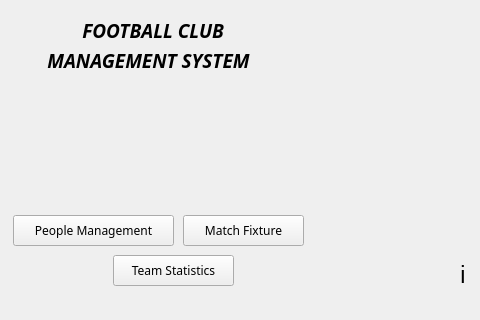
Before: the Qt Designer form navigator.ui in TNT57/FootballClubManagementSystem, drawn with Qt 5; both pictures show x 177 to 657 and y 115 to 435 of the 657 by 435 pixel window.
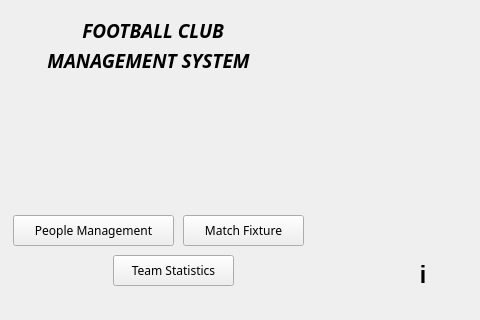
After: the same form once the commit is applied.

Commit message: make infolabel bold

```diff
--- a/navigator.ui
+++ b/navigator.ui
@@ -159,7 +159,7 @@
    <widget class="QLabel" name="infoLabel">
     <property name="geometry">
      <rect>
-      <x>630</x>
+      <x>590</x>
       <y>380</y>
       <width>20</width>
       <height>20</height>
@@ -168,6 +168,7 @@
     <property name="font">
      <font>
       <pointsize>17</pointsize>
+      <bold>true</bold>
      </font>
     </property>
     <property name="text">
```
The commit also changes 21 other files.
